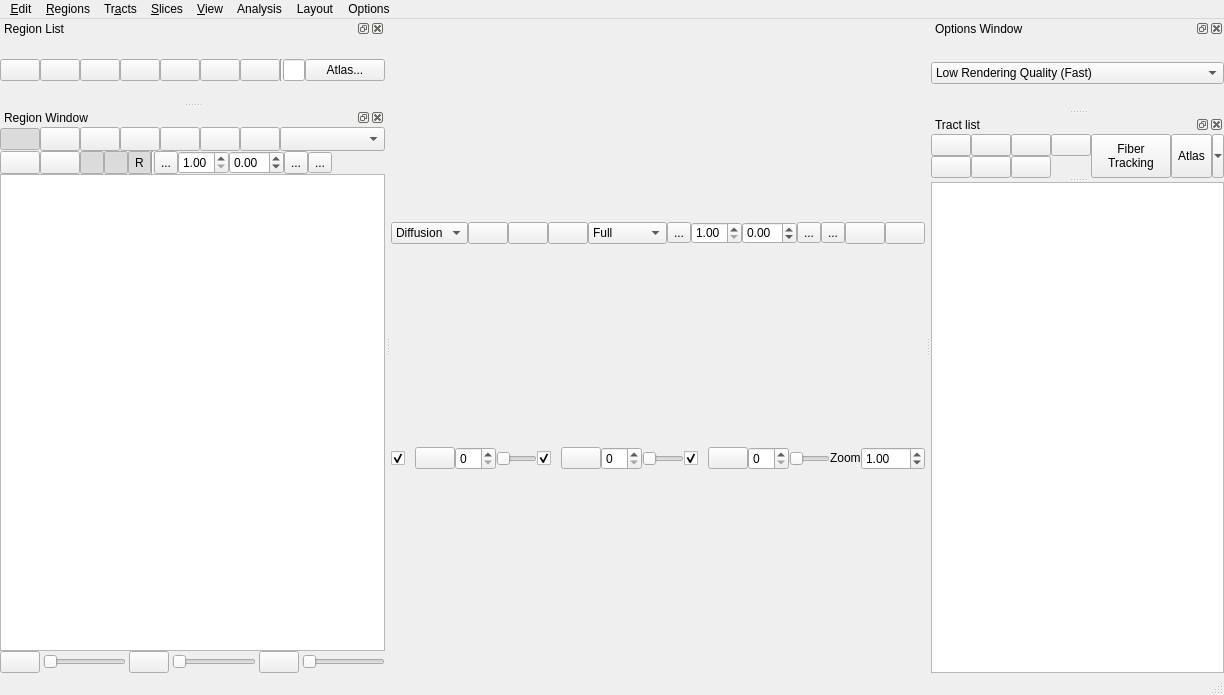
This is tracking/tracking_window.ui in frankyeh/DSI-Studio as Qt 5 draws it before an edit. The edited form follows.
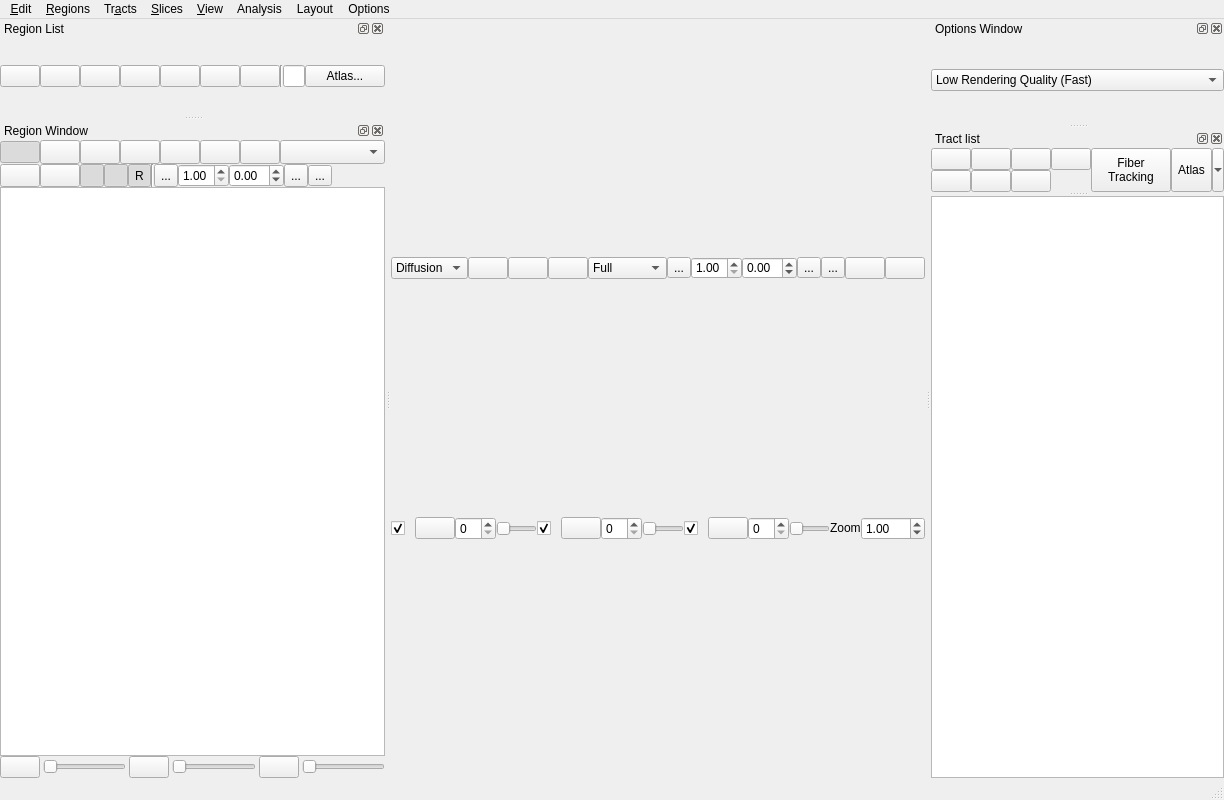
This is the edited form. Icons and pictures are not drawn. Custom widgets are drawn as their Qt base class.

Commit message: [GUI] update add slice icon

What changed in the file:
```diff
--- a/tracking/tracking_window.ui
+++ b/tracking/tracking_window.ui
@@ -6,8 +6,8 @@
    <rect>
     <x>0</x>
     <y>0</y>
-    <width>1131</width>
-    <height>695</height>
+    <width>1028</width>
+    <height>800</height>
    </rect>
   </property>
   <property name="sizePolicy">
```
Left out of the diff: 10 changed lines with no effect on the pictures. The commit also changes 3 other files.
